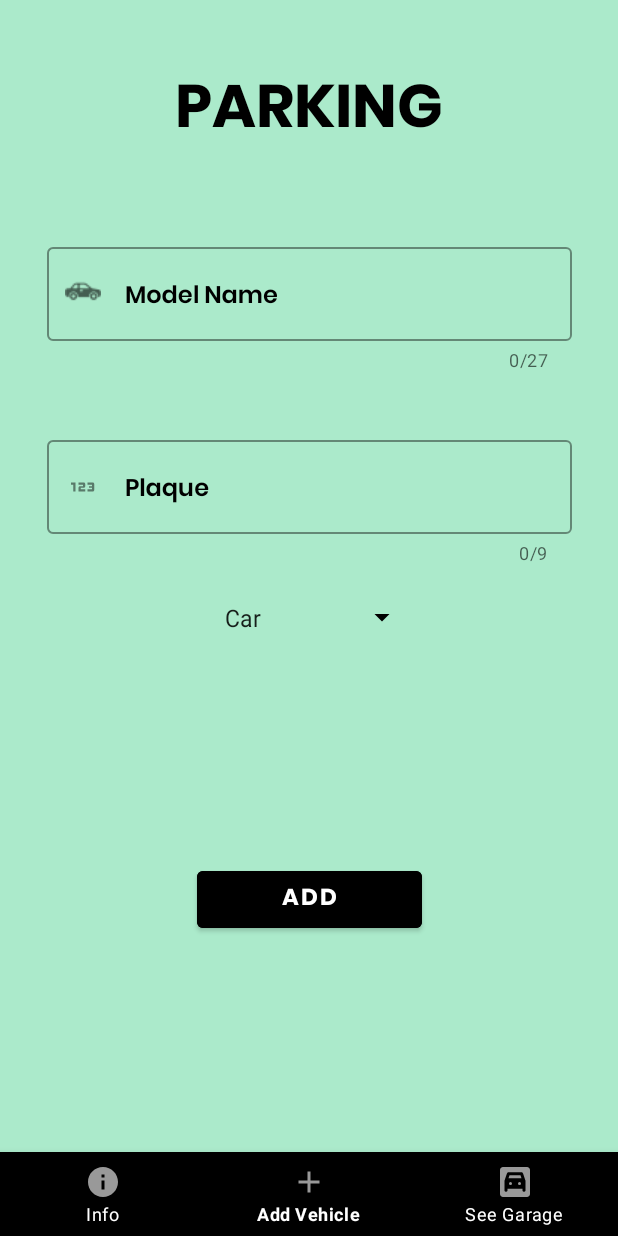
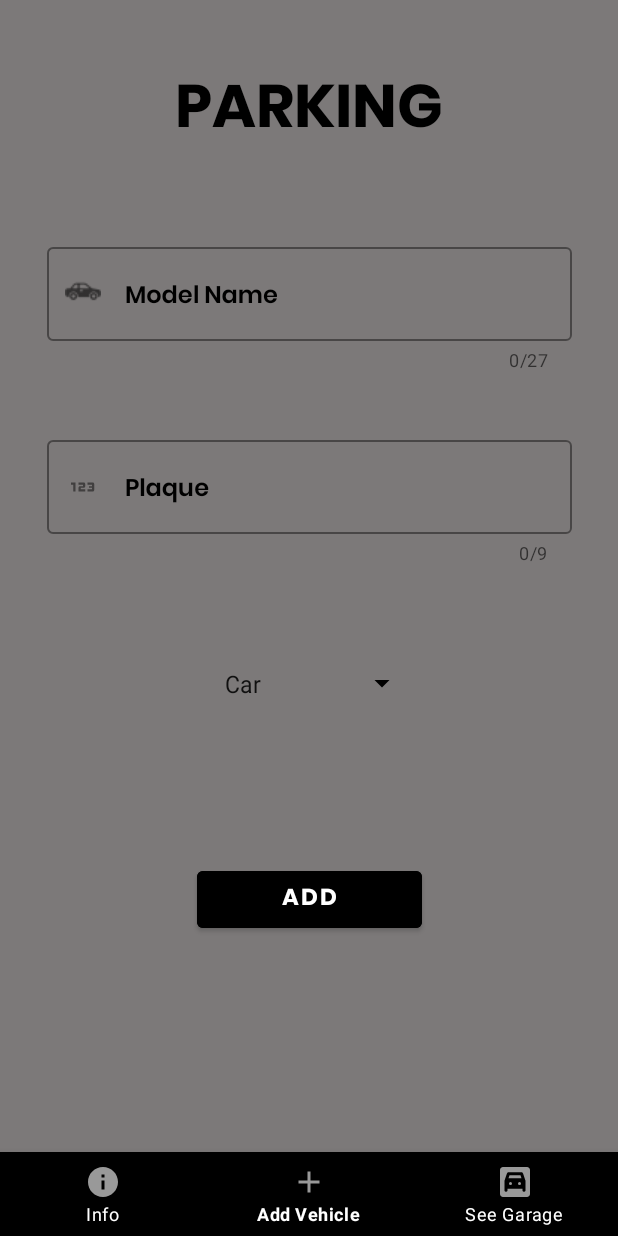
Before and after one commit to OmerOzen10/Garage-Application-in-Android-Studio, an Android app: the screen it shows after launch (MainActivity), item 2 of the bottom bar chosen, on a phone screen of 412 x 824 dp. Run offline under Robolectric (Android 15) with nearby library versions, the phone set to English and light mode, and no system bars; our stand-ins replace Firebase (no records; nobody signed in at launch, a user with empty details on screens opened directly).

```diff
--- a/app/src/main/java/com/example/parkngapplcaton/Motorcycle.java
+++ b/app/src/main/java/com/example/parkngapplcaton/Motorcycle.java
@@ -6,7 +6,10 @@ import java.util.Date;
 
 public class Motorcycle extends Vehicles{
 
-    double priceMotorcycle0to2 = 0.6;
+    double priceMotorcycle1 = 0.5;
+    double priceMotorcycle2 = 1.0;
+    double priceMotorcycle3 = 1.5;
+    double priceMotorcycle4 = 1.5;
 //    double priceMotorcycle0to4 = 0.05;
 //    double priceMotorcycle0to6 = 0.04;
 //    double priceMotorcycle0to24 = 0.03;
--- a/app/src/main/java/com/example/parkngapplcaton/Taxi.java
+++ b/app/src/main/java/com/example/parkngapplcaton/Taxi.java
@@ -6,7 +6,10 @@ import java.util.Date;
 
 public class Taxi extends Vehicles{
 
-    double priceTaxi0to2 = 0.8;
+    double priceTaxi1 = 1.0;
+    double priceTaxi2 = 2.0;
+    double priceTaxi3 = 3.0;
+    double priceTaxi4 = 3.0;
 //    double priceTaxi0to4 = 0.08;
 //    double priceTaxi0to6 = 0.07;
 //    double priceTaxi0to24 = 0.06;
--- a/app/src/main/res/drawable/border.xml
+++ b/app/src/main/res/drawable/border.xml
@@ -1,9 +1,9 @@
 <?xml version="1.0" encoding="UTF-8"?>
 <shape xmlns:android="http://schemas.android.com/apk/res/android">
-    <solid android:color="#65999A9E"/>
+    <solid android:color="#65C4C4C5"/>
 
     <stroke android:width="1dp"
-        android:color="#939393"
+        android:color="#504E4E"
         />
 
     <padding android:left="1dp"
--- a/app/src/main/res/layout/fragment_add.xml
+++ b/app/src/main/res/layout/fragment_add.xml
@@ -2,10 +2,18 @@
 <androidx.constraintlayout.widget.ConstraintLayout xmlns:android="http://schemas.android.com/apk/res/android"
     xmlns:app="http://schemas.android.com/apk/res-auto"
     xmlns:tools="http://schemas.android.com/tools"
+    android:id="@+id/constraintLayout"
     android:layout_width="match_parent"
     android:layout_height="match_parent"
-    android:background="#ABEACB">
+    android:background="#7C7979">
 
+    <ScrollView
+        android:layout_width="match_parent"
+        android:layout_height="match_parent">
+
+        <androidx.constraintlayout.widget.ConstraintLayout
+            android:layout_width="match_parent"
+            android:layout_height="match_parent">
 
             <TextView
                 android:id="@+id/txtParking"
@@ -91,6 +99,7 @@
                 android:id="@+id/addButton"
                 android:layout_width="150dp"
                 android:layout_height="50dp"
+                android:layout_marginTop="100dp"
                 android:backgroundTint="@color/black"
                 android:fontFamily="@font/poppins_bold"
                 android:text="ADD"
@@ -98,8 +107,10 @@
                 android:textSize="15sp"
                 app:layout_constraintBottom_toBottomOf="parent"
                 app:layout_constraintEnd_toEndOf="@+id/vehicleType"
+                app:layout_constraintHorizontal_bias="0.571"
                 app:layout_constraintStart_toStartOf="@+id/vehicleType"
-        app:layout_constraintTop_toBottomOf="@+id/vehicleType">
+                app:layout_constraintTop_toBottomOf="@+id/vehicleType"
+                app:layout_constraintVertical_bias="1.0">
 
             </Button>
 
@@ -107,7 +118,7 @@
                 android:id="@+id/vehicleType"
                 android:layout_width="wrap_content"
                 android:layout_height="wrap_content"
-        android:layout_marginTop="16dp"
+                android:layout_marginTop="60dp"
                 android:backgroundTint="@color/black"
                 android:entries="@array/item_names"
                 android:padding="8dp"
@@ -116,4 +127,13 @@
                 app:layout_constraintTop_toBottomOf="@+id/layoutPlaque" />
 
 
+
         </androidx.constraintlayout.widget.ConstraintLayout>
+
+    </ScrollView>
+
+
+
+
+
+</androidx.constraintlayout.widget.ConstraintLayout>
```
Also changed, not shown: app/src/main/java/com/example/parkngapplcaton/Bus.java (+6 -1 lines), app/src/main/java/com/example/parkngapplcaton/Car.java (+5 -2 lines), app/src/main/java/com/example/parkngapplcaton/MyAdapter.java (+79 -111 lines), app/src/main/java/com/example/parkngapplcaton/Truck.java (+6 -1 lines). Lines whose indentation alone changed are shown as unchanged.
